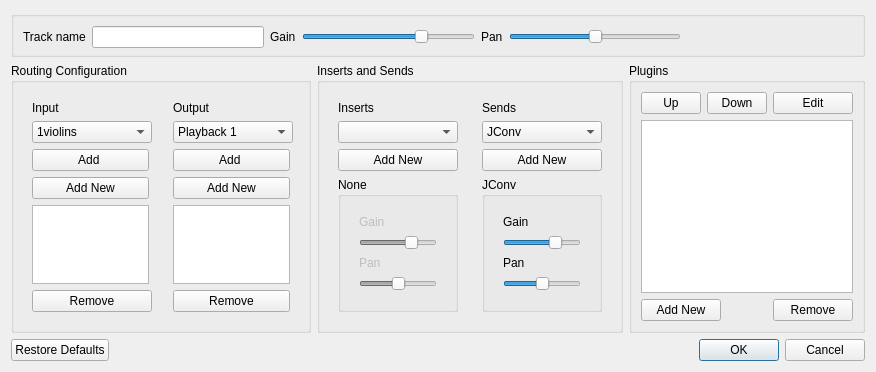
Above: src/sheetcanvas/ui/TTrackManagerDialog.ui from ErwanLegrand/Traverso-DAW before the change. Below: the same form after it.
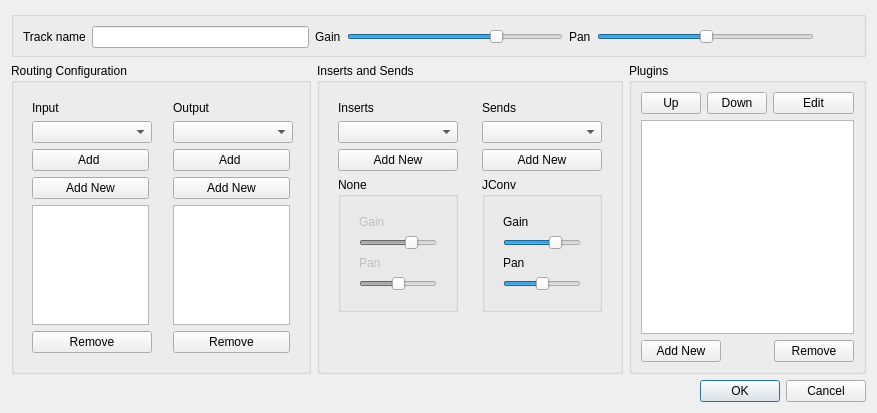
That is the form after the change.

Commit message:
track name line edit functional
the rest follows ;D

The edit to the form file:
```diff
--- a/src/sheetcanvas/ui/TTrackManagerDialog.ui
+++ b/src/sheetcanvas/ui/TTrackManagerDialog.ui
@@ -6,8 +6,8 @@
    <rect>
     <x>0</x>
     <y>0</y>
-    <width>745</width>
-    <height>342</height>
+    <width>877</width>
+    <height>413</height>
    </rect>
   </property>
   <property name="windowTitle">
@@ -74,6 +74,9 @@
           <property name="orientation">
            <enum>Qt::Horizontal</enum>
           </property>
+          <property name="sizeType">
+           <enum>QSizePolicy::Minimum</enum>
+          </property>
           <property name="sizeHint" stdset="0">
            <size>
             <width>40</width>
@@ -104,7 +107,7 @@
         <item>
          <layout class="QHBoxLayout" name="horizontalLayout">
           <item>
-           <widget class="QFrame" name="">
+           <widget class="QFrame" name="frame">
             <layout class="QVBoxLayout" name="verticalLayout_5">
              <item>
               <widget class="QLabel" name="label">
@@ -121,11 +124,6 @@
                  <height>0</height>
                 </size>
                </property>
-               <item>
-                <property name="text">
-                 <string>1violins</string>
-                </property>
-               </item>
               </widget>
              </item>
              <item>
@@ -162,7 +160,7 @@
            </widget>
           </item>
           <item>
-           <widget class="QFrame" name="">
+           <widget class="QFrame" name="frame">
             <layout class="QVBoxLayout" name="verticalLayout_6">
              <item>
               <widget class="QLabel" name="label_2">
@@ -179,31 +177,6 @@
                  <height>0</height>
                 </size>
                </property>
-               <item>
-                <property name="text">
-                 <string>Playback 1</string>
-                </property>
-               </item>
-               <item>
-                <property name="text">
-                 <string>Playback 2</string>
-                </property>
-               </item>
-               <item>
-                <property name="text">
-                 <string>-------------------</string>
-                </property>
-               </item>
-               <item>
-                <property name="text">
-                 <string>Sheet Master</string>
-                </property>
-               </item>
-               <item>
-                <property name="text">
-                 <string>Project Master</string>
-                </property>
-               </item>
               </widget>
              </item>
              <item>
@@ -252,7 +225,7 @@
        </property>
        <layout class="QHBoxLayout" name="horizontalLayout_2">
         <item>
-         <widget class="QFrame" name="">
+         <widget class="QFrame" name="frame">
           <layout class="QVBoxLayout" name="verticalLayout_8">
            <item>
             <widget class="QLabel" name="label_6">
@@ -362,7 +335,7 @@
          </widget>
         </item>
         <item>
-         <widget class="QFrame" name="">
+         <widget class="QFrame" name="frame">
           <layout class="QVBoxLayout" name="verticalLayout_9">
            <item>
             <widget class="QLabel" name="label_7">
@@ -379,11 +352,6 @@
                <height>0</height>
               </size>
              </property>
-             <item>
-              <property name="text">
-               <string>JConv</string>
-              </property>
-             </item>
             </widget>
            </item>
            <item>
@@ -595,7 +563,7 @@
    <item>
     <widget class="QDialogButtonBox" name="buttonBox">
      <property name="standardButtons">
-      <set>QDialogButtonBox::Cancel|QDialogButtonBox::Ok|QDialogButtonBox::RestoreDefaults</set>
+      <set>QDialogButtonBox::Cancel|QDialogButtonBox::Ok</set>
      </property>
     </widget>
    </item>
```
Left out of the diff: 41 changed lines with no effect on the pictures. The commit also changes 3 other files.
